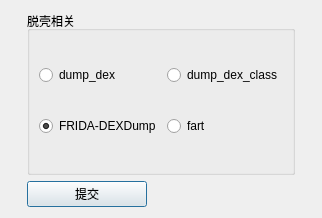
The window that ui/tuoke.ui (dqzg12300/fridaUiTools) describes before a commit, drawn with Qt 5.
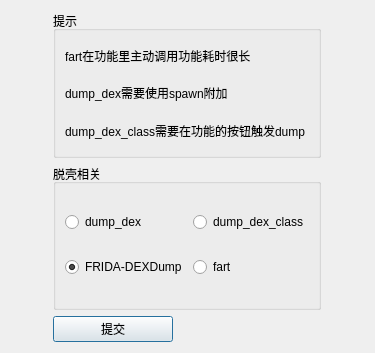
The same window after the commit.

Commit message: 增加wallbreaker功能，修复dump_dex权限文件，增加dump文件导出

Diff of the .ui file:
```diff
--- a/ui/tuoke.ui
+++ b/ui/tuoke.ui
@@ -6,15 +6,45 @@
    <rect>
     <x>0</x>
     <y>0</y>
-    <width>322</width>
-    <height>218</height>
+    <width>375</width>
+    <height>353</height>
    </rect>
   </property>
   <property name="windowTitle">
    <string>脱壳</string>
   </property>
-  <layout class="QGridLayout" name="gridLayout">
+  <layout class="QGridLayout" name="gridLayout_3">
    <item row="0" column="0">
+    <widget class="QGroupBox" name="groupBox_2">
+     <property name="title">
+      <string>提示</string>
+     </property>
+     <layout class="QGridLayout" name="gridLayout">
+      <item row="0" column="0">
+       <widget class="QLabel" name="label">
+        <property name="text">
+         <string>fart在功能里主动调用功能耗时很长</string>
+        </property>
+       </widget>
+      </item>
+      <item row="1" column="0">
+       <widget class="QLabel" name="label_2">
+        <property name="text">
+         <string>dump_dex需要使用spawn附加</string>
+        </property>
+       </widget>
+      </item>
+      <item row="2" column="0">
+       <widget class="QLabel" name="label_3">
+        <property name="text">
+         <string>dump_dex_class需要在功能的按钮触发dump</string>
+        </property>
+       </widget>
+      </item>
+     </layout>
+    </widget>
+   </item>
+   <item row="1" column="0">
     <widget class="QGroupBox" name="groupBox">
      <property name="title">
       <string>脱壳相关</string>
@@ -54,7 +84,7 @@
      </layout>
     </widget>
    </item>
-   <item row="1" column="0">
+   <item row="2" column="0">
     <widget class="QPushButton" name="btnSubmit">
      <property name="maximumSize">
       <size>
```
The commit also changes 12 other files.
